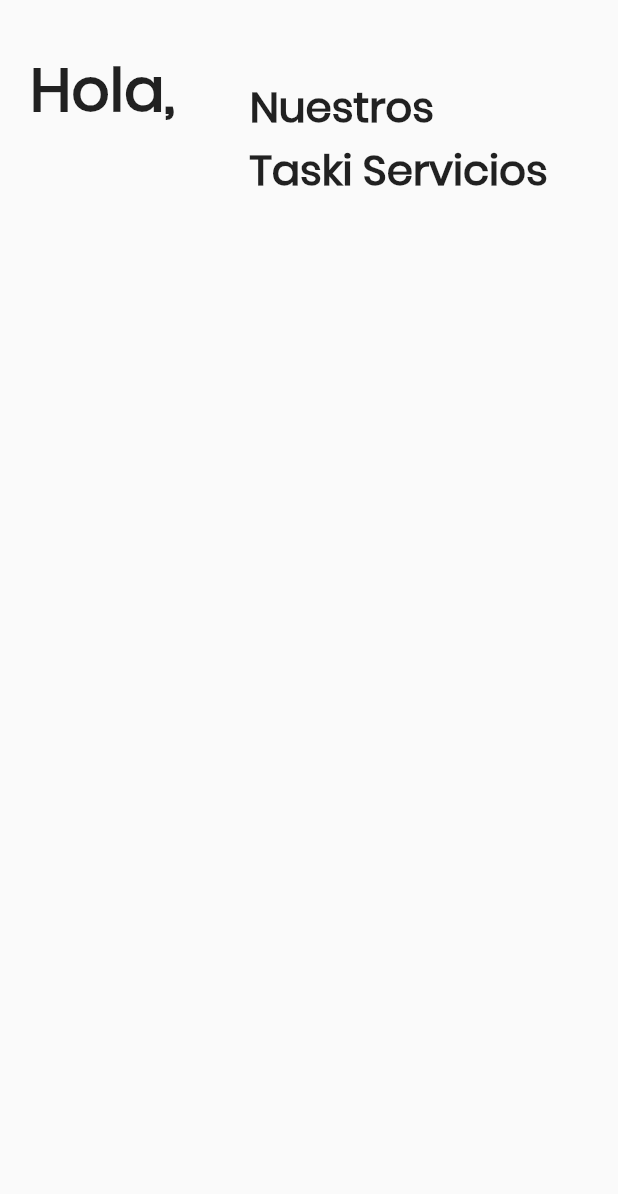
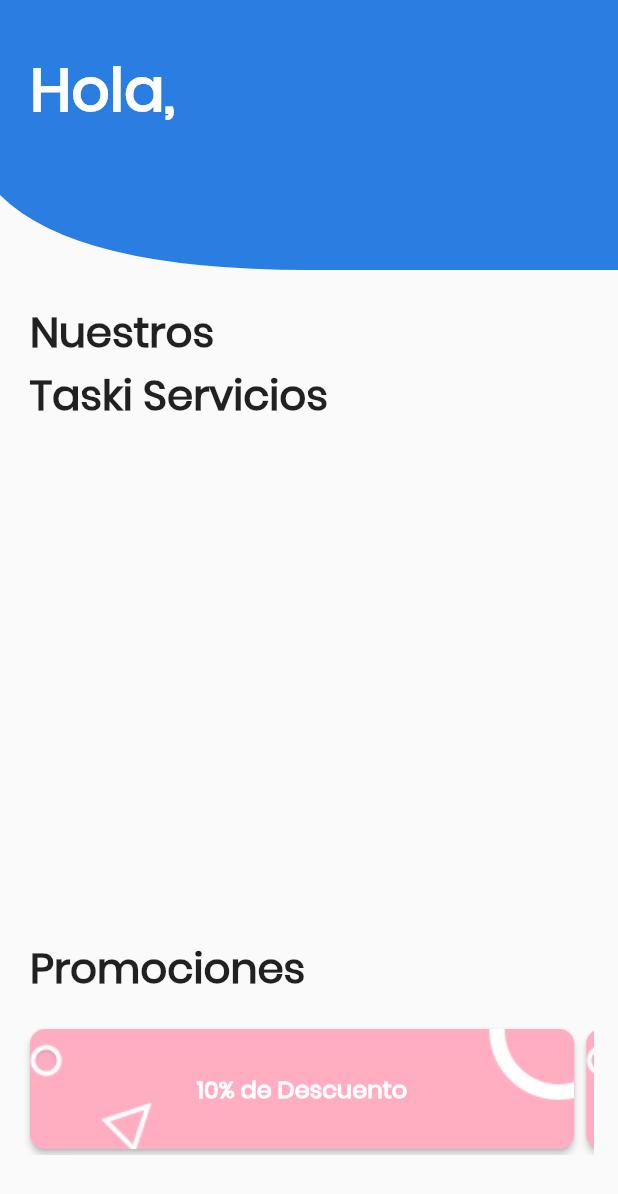
Before and after one commit to JazzDesign/taski-clients-app, a Flutter app: the CategoryClient widget shown alone on an empty page, opened directly, on a phone screen of 412 x 824 dp. Shown: the top 1194 px of the screen. Run offline on Flutter 3.47's test engine with Material 2 defaults, Android fonts, the phone set to English and light mode, and no system bars; our stand-ins replace cloud_firestore, firebase_auth, flutter_datetime_picker; missing offline and left inert: drawerbehavior, timeline_list; accounts and stored records are empty.

Commit message:
UPDATED: UI

```diff
--- a/lib/category_client.dart
+++ b/lib/category_client.dart
@@ -1,16 +1,42 @@
 import 'package:cloud_firestore/cloud_firestore.dart';
 import 'package:flutter/material.dart';
 import 'service_description.dart';
+import 'promotions.dart';
 
 class CategoryClient extends StatefulWidget {
   final String _userName;
   final String _userEmail;
-
   CategoryClient(this._userName, this._userEmail);
 
   //Cambiar por data que venga de Firebase
   @override
   _CategoryClientState createState() => _CategoryClientState();
+}
+
+
+
+class HeaderClip extends CustomClipper<Path>{
+  @override
+  Path getClip(Size size) {
+    // TODO: implement getClip
+    var path = new Path();
+    path.lineTo(0, size.height-50);
+    var controllPoint = Offset(50, size.height);
+    var endPoint = Offset(size.width/2, size.height);
+
+    path.quadraticBezierTo(controllPoint.dx, controllPoint.dy, endPoint.dx, endPoint.dy);
+    path.lineTo(size.width, size.height);
+    path.lineTo(size.width, 0);
+
+    return path;
+  }
+
+  @override
+  bool shouldReclip(CustomClipper<Path> oldClipper) {
+    // TODO: implement shouldReclip
+    return true;
+  }
+
 }
 
 class _CategoryClientState extends State<CategoryClient> {
@@ -36,22 +62,15 @@
   Widget build(BuildContext context) {
     return Wrap(
       children: <Widget>[
-        //TODO : Implementar shape de decoracion
+        Stack(
+          children: <Widget>[
             Container(
-          margin: EdgeInsets.only(top: 30.0, right: 20.0, left: 20.0),
-          child: Text(
-            "Hola, $clientName",
-            textAlign: TextAlign.left,
-            style: TextStyle(
-              fontSize: 40.0,
-              fontFamily: "PoppinsRegular",
-              fontWeight: FontWeight.bold,
-            ),
-          ),
-        ),
+              height: MediaQuery.of(context).size.height,
+              child: ListView(
+                shrinkWrap: true,
+                children: <Widget>[
                   Container(
-          margin: EdgeInsets.only(top: 50.0, left: 20.0, right: 20.0),
-//        width: 100.0,
+                    margin: EdgeInsets.only(top: 200.0, left: 20.0, right: 20.0),
                     child: Text(
                       "Nuestros \nTaski Servicios",
                       textAlign: TextAlign.left,
@@ -62,9 +81,10 @@
                       ),
                     ),
                   ),
+
                   Container(
                       margin: EdgeInsets.only(top: 30.0, right: 10.0, left: 10.0),
-            height: 400.0,
+                      height: 300.0,
                       child: GridView.count(
                         primary: false,
                         padding: const EdgeInsets.all(10),
@@ -109,8 +129,8 @@
                                   children: <Widget>[
                                     Container(
                                       margin: EdgeInsets.only(top: 10.0, bottom: 5.0),
-                            width: 32.0,
-                            height: 32.0,
+                                      width: 54.0,
+                                      height: 54.0,
                                       decoration: BoxDecoration(
                                           image: DecorationImage(
                                               fit: BoxFit.cover,
@@ -362,7 +382,66 @@
                       )),
                 ),
               ],*/
-            ))
+                      )),
+                  Container(
+                    margin: EdgeInsets.only(top: 10.0, left: 20.0, right: 20.0),
+//        width: 100.0,
+                    child: Text(
+                      "Promociones",
+                      textAlign: TextAlign.left,
+                      style: TextStyle(
+                        fontSize: 28.0,
+                        fontFamily: "PoppinsRegular",
+                        fontWeight: FontWeight.bold,
+                      ),
+                    ),
+                  ),
+                  Promotions(),
+                  Container(
+                    margin: EdgeInsets.only(top: 10.0, left: 20.0, right: 20.0),
+//        width: 100.0,
+                    child: Text(
+                      "Promociones",
+                      textAlign: TextAlign.left,
+                      style: TextStyle(
+                        fontSize: 28.0,
+                        fontFamily: "PoppinsRegular",
+                        fontWeight: FontWeight.bold,
+                      ),
+                    ),
+                  ),
+                ],
+              ),
+            ),
+
+            Stack(
+              children: <Widget>[
+                ClipPath(
+                  clipper: HeaderClip(),
+                  child: Container(
+                    height: 180.00,
+                    decoration: BoxDecoration(
+                      color: Color(0xff2a7de1),
+                    ),
+                  ) ,
+                ),
+                Container(
+                  margin: EdgeInsets.only(top: 30.0, right: 20.0, left: 20.0),
+                  child: Text(
+                    "Hola, $clientName",
+                    textAlign: TextAlign.left,
+                    style: TextStyle(
+                      fontSize: 40.0,
+                      fontFamily: "PoppinsRegular",
+                      fontWeight: FontWeight.bold,
+                      color: Colors.white,
+                    ),
+                  ),
+                ),
+              ],
+            ),
+          ],
+        ),
       ],
     );
   }
--- a/lib/promotions.dart
+++ b/lib/promotions.dart
@@ -0,0 +1,56 @@
+import 'package:cloud_firestore/cloud_firestore.dart';
+import 'package:flutter/material.dart';
+
+class Promotions extends StatefulWidget {
+
+
+
+  @override
+  _PromotionsState createState() => _PromotionsState();
+}
+
+class _PromotionsState extends State<Promotions> {
+  final List<String> numbers = ["10% de Descuento", "15% de Descuento", "20% de Descuento", "5% de Descuento"];
+
+  @override
+  Widget build(BuildContext context) {
+    return Container(
+      margin: EdgeInsets.only(bottom: 100.0),
+      padding: EdgeInsets.symmetric(horizontal: 16.0, vertical: 16.0),
+      height: 120,
+      child: ListView.builder(
+        scrollDirection: Axis.horizontal,
+          itemCount: numbers.length, itemBuilder: (context, index){
+          return Container(
+            width: MediaQuery.of(context).size.width * 0.9,
+            child: Card(
+              color: Color(0xffFFAEC1),
+              shape: RoundedRectangleBorder(
+                  borderRadius: BorderRadius.circular(10.0)),
+              elevation: 2.0,
+              child: Container(
+                decoration: BoxDecoration(
+                  image: DecorationImage(
+                    image: AssetImage("images/cupon-background.png"),
+                    fit: BoxFit.fitWidth,
+                  ),
+                ),
+                child: Center(child:
+                Text(
+                    numbers[index].toString(),
+                    style: TextStyle(
+                        color: Colors.white,
+                      fontSize: 16.0,
+                      fontFamily: "PoppinsRegular",
+                      fontWeight: FontWeight.bold,
+                    )
+                ),
+              ),
+            ),
+          ),
+        );
+      },
+      ),
+    );
+  }
+}
--- a/pubspec.yaml
+++ b/pubspec.yaml
@@ -96,6 +96,7 @@
     - images/icons/carpinteria-icon.png
     - images/icons/plomeria-icon.png
     - images/icons/jardin-icon.png
+    - images/cupon-background.png
 
   fonts:
     - family: PoppinsRegular
```
Also changed, not shown: images/cupon-background.png (added), pubspec.lock. Lines whose indentation alone changed are shown as unchanged.
